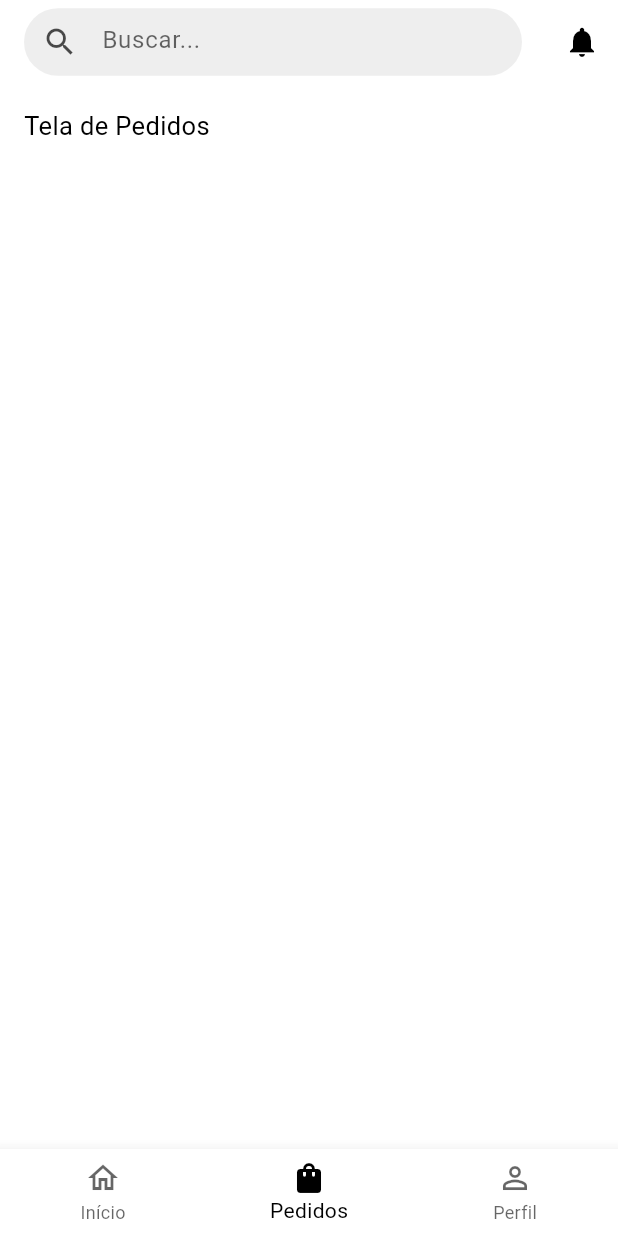
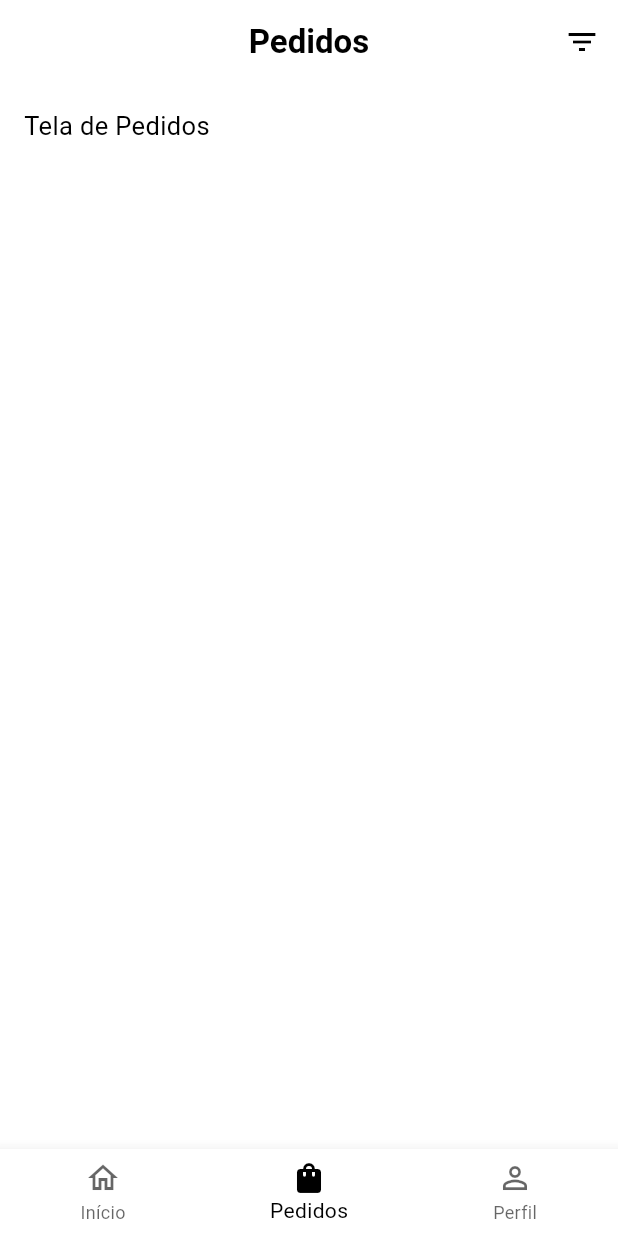
Before and after one commit to carlosxfelipe/flutter-router-starter-kit, a Flutter app: the OrdersScreen screen opened by its route, on a phone screen of 412 x 824 dp. Run offline on Flutter 3.47's test engine with Material 3 defaults, Android fonts, the phone set to English and light mode, and no system bars; our stand-ins replace go_router.

Commit message:
Add custom app bars for Orders and Profile screens; implement SearchAppBar

```diff
--- a/lib/screens/home_screen.dart
+++ b/lib/screens/home_screen.dart
@@ -8,7 +8,7 @@ class HomeScreen extends StatelessWidget {
   Widget build(BuildContext context) {
     return CustomBottomNavigationBar(
       currentIndex: 0, // Índice correspondente à página de "Início"
-      child: Scaffold(appBar: CustomAppBar(), body: HomeBody()),
+      child: Scaffold(appBar: SearchAppBar(), body: HomeBody()),
     );
   }
 }
--- a/lib/screens/orders_screen.dart
+++ b/lib/screens/orders_screen.dart
@@ -8,7 +8,7 @@ class OrdersScreen extends StatelessWidget {
   Widget build(BuildContext context) {
     return CustomBottomNavigationBar(
       currentIndex: 1, // Índice correspondente à página de "Pedidos"
-      child: Scaffold(appBar: CustomAppBar(), body: OrdersBody()),
+      child: Scaffold(appBar: OrdersAppBar(), body: OrdersBody()),
     );
   }
 }
--- a/lib/screens/profile_screen.dart
+++ b/lib/screens/profile_screen.dart
@@ -8,7 +8,7 @@ class ProfileScreen extends StatelessWidget {
   Widget build(BuildContext context) {
     return CustomBottomNavigationBar(
       currentIndex: 2, // Índice correspondente à página de "Perfil"
-      child: Scaffold(appBar: CustomAppBar(), body: ProfileBody()),
+      child: Scaffold(appBar: ProfileAppBar(), body: ProfileBody()),
     );
   }
 }
--- a/lib/widgets.dart
+++ b/lib/widgets.dart
@@ -1,2 +1,4 @@
-export 'package:flutter_router_starter_kit/widgets/custom_app_bar.dart';
 export 'package:flutter_router_starter_kit/widgets/custom_bottom_navigation_bar.dart';
+export 'package:flutter_router_starter_kit/widgets/search_app_bar.dart';
+export 'package:flutter_router_starter_kit/widgets/orders_app_bar.dart';
+export 'package:flutter_router_starter_kit/widgets/profile_app_bar.dart';
--- /dev/null
+++ b/lib/widgets/orders_app_bar.dart
@@ -0,0 +1,44 @@
+import 'package:flutter/material.dart';
+// import 'package:go_router/go_router.dart';
+
+class OrdersAppBar extends StatelessWidget implements PreferredSizeWidget {
+  const OrdersAppBar({super.key});
+
+  @override
+  Widget build(BuildContext context) {
+    final theme = Theme.of(context);
+
+    return AppBar(
+      backgroundColor: theme.colorScheme.surface,
+      surfaceTintColor: theme.colorScheme.surface,
+      elevation: 0,
+      // leading: IconButton(
+      //   icon: const Icon(Icons.arrow_back),
+      //   color: theme.colorScheme.onSurface,
+      //   onPressed: () {
+      //     GoRouter.of(context).pop();
+      //   },
+      // ),
+      centerTitle: true,
+      title: Text(
+        'Pedidos',
+        style: TextStyle(
+          color: theme.colorScheme.onSurface,
+          fontWeight: FontWeight.w600,
+        ),
+      ),
+      actions: [
+        IconButton(
+          icon: const Icon(Icons.filter_list),
+          color: theme.colorScheme.onSurface,
+          onPressed: () {
+            // Ação do filtro
+          },
+        ),
+      ],
+    );
+  }
+
+  @override
+  Size get preferredSize => const Size.fromHeight(kToolbarHeight);
+}
--- a/lib/widgets/custom_app_bar.dart
+++ b/lib/widgets/search_app_bar.dart
@@ -1,23 +1,36 @@
 import 'package:flutter/material.dart';
 
-class CustomAppBar extends StatelessWidget implements PreferredSizeWidget {
-  const CustomAppBar({super.key});
+class SearchAppBar extends StatelessWidget implements PreferredSizeWidget {
+  final bool showIcon;
+  final ValueChanged<String>? onChanged;
+
+  const SearchAppBar({super.key, this.showIcon = true, this.onChanged});
 
   @override
   Widget build(BuildContext context) {
     final theme = Theme.of(context);
-
     return AppBar(
       backgroundColor: theme.colorScheme.surface,
       surfaceTintColor: theme.colorScheme.surface,
-      title: const SearchAppBarContent(),
-      centerTitle: false,
-      actions: [
-        IconButton(
-          icon: Icon(Icons.notifications, color: theme.colorScheme.onSurface),
-          onPressed: () {},
-        ),
-      ],
+      // automaticallyImplyLeading: false,
+      title: Row(
+        children: [
+          Expanded(flex: 7, child: SearchAppBarContent(onChanged: onChanged)),
+          if (showIcon)
+            Expanded(
+              flex: 1,
+              child: Center(
+                child: IconButton(
+                  icon: Icon(
+                    Icons.shopping_cart_outlined,
+                    color: theme.colorScheme.onSurface,
+                  ),
+                  onPressed: () {},
+                ),
+              ),
+            ),
+        ],
+      ),
     );
   }
 
@@ -26,7 +39,9 @@ class CustomAppBar extends StatelessWidget implements PreferredSizeWidget {
 }
 
 class SearchAppBarContent extends StatelessWidget {
-  const SearchAppBarContent({super.key});
+  final ValueChanged<String>? onChanged;
+
+  const SearchAppBarContent({super.key, this.onChanged});
 
   @override
   Widget build(BuildContext context) {
@@ -36,6 +51,7 @@ class SearchAppBarContent extends StatelessWidget {
     return SizedBox(
       height: 45,
       child: TextField(
+        onChanged: onChanged,
         decoration: InputDecoration(
           hintText: 'Buscar...',
           hintStyle: TextStyle(
```
Also changed, not shown: lib/widgets/profile_app_bar.dart (added, +36 -0 lines).
